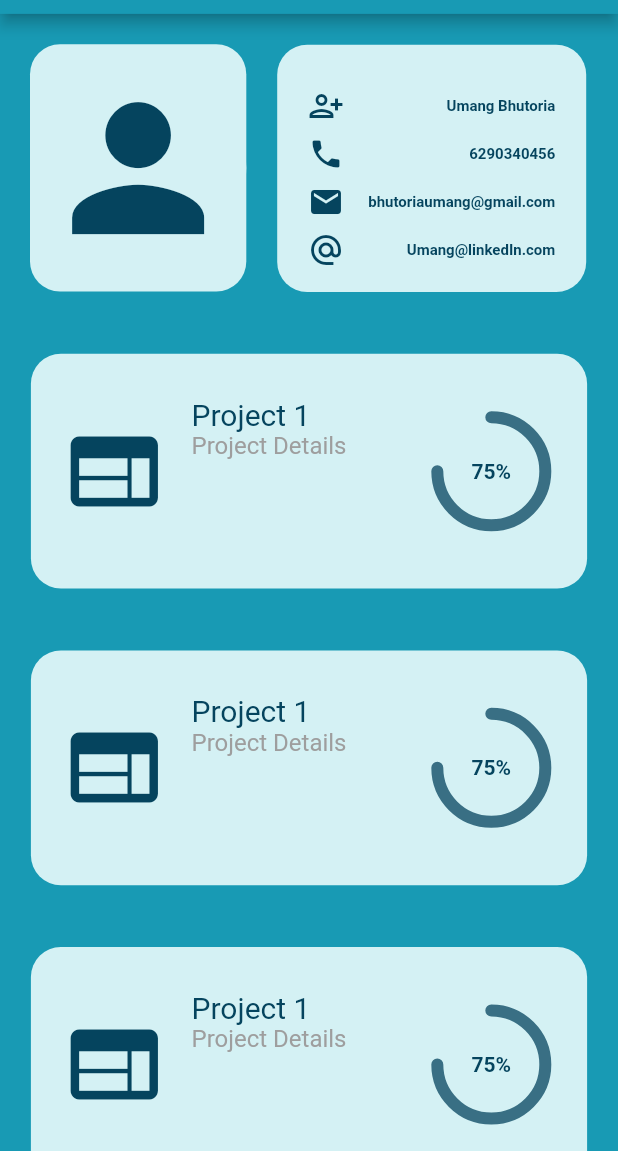
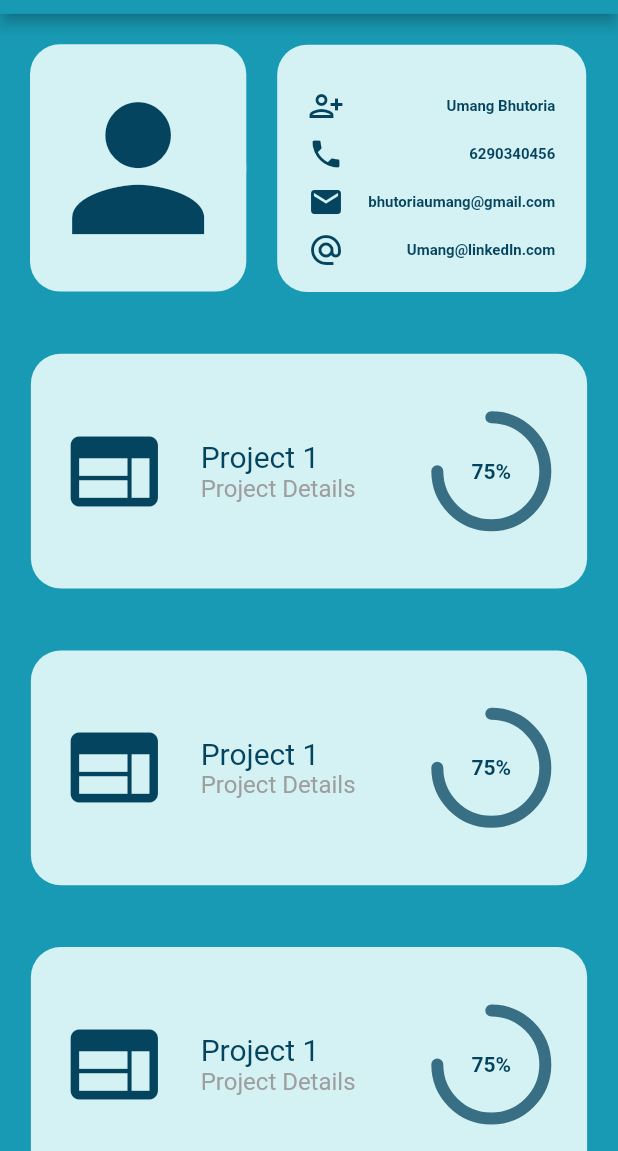
Before and after one commit to bhutoriaumang/FlutterPrody, a Flutter app: the screen it shows once a user with an empty profile is signed in, on a phone screen of 412 x 824 dp, the part 85-1236 px from its top. Run offline on Flutter 3.47's test engine with Material 2 defaults, Android fonts, the phone set to English and light mode, and no system bars; drawn by our look-alikes of percent_indicator; our stand-ins replace firebase_auth, firebase_core, fl_chart; accounts and stored records are empty.

Commit message:
Fixed some alignment issues

```diff
--- a/lib/ui/projectlist.dart
+++ b/lib/ui/projectlist.dart
@@ -102,10 +102,11 @@ class ProjectCard extends StatelessWidget {
                 child: Padding(
                   padding: EdgeInsets.only(
                       left: MediaQuery.of(context).size.width * 0.05,
-                      right: MediaQuery.of(context).size.width * 0.15,
-                      top: MediaQuery.of(context).size.height * 0.01),
+                      right: MediaQuery.of(context).size.width * 0.15),
+                  child: Center(
                     child: Column(
                       crossAxisAlignment: CrossAxisAlignment.start,
+                      mainAxisAlignment: MainAxisAlignment.center,
                       children: [
                         Text(
                           "Project 1",
@@ -127,6 +128,7 @@ class ProjectCard extends StatelessWidget {
                     ),
                   ),
                 ),
+              ),
               Expanded(
                 child: PieChart2(
                   completed: 0.75,
```
Lines whose indentation alone changed are shown as unchanged.
